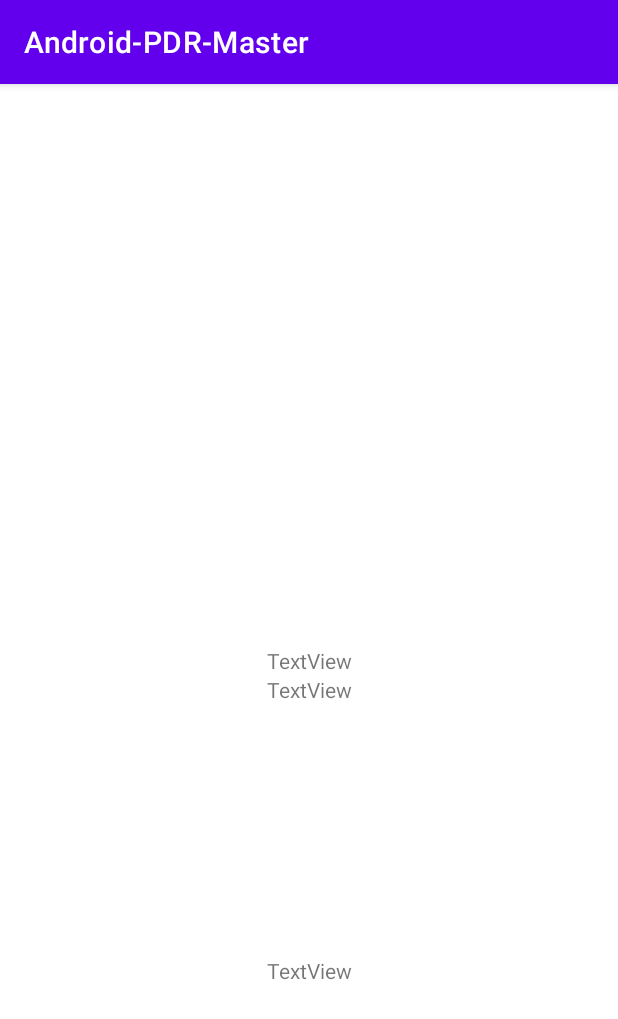
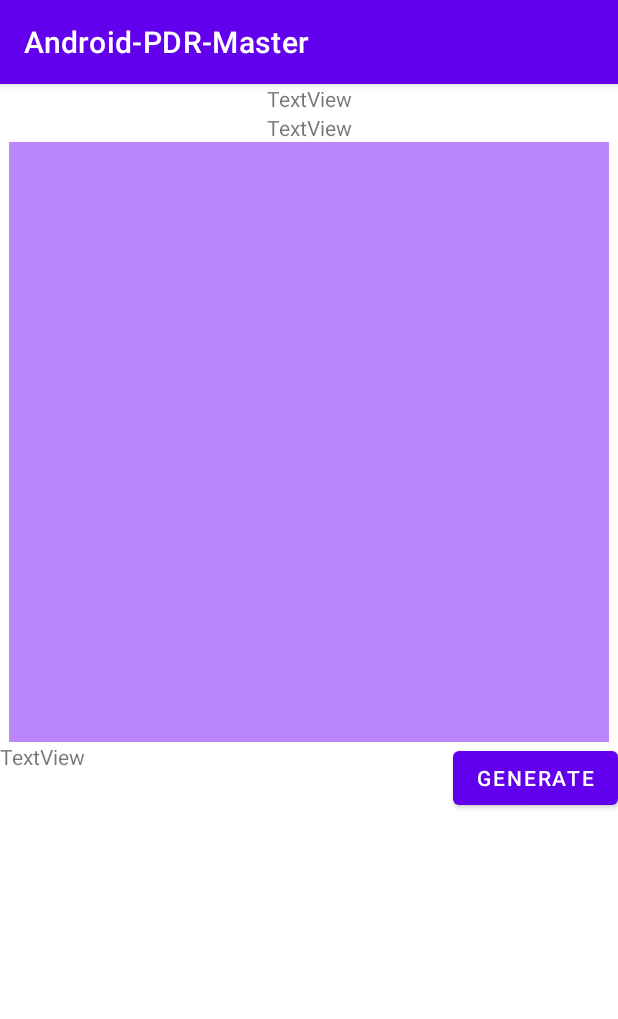
Before and after one commit to TweeSunyuqing/TraMap, an Android app: the screen it shows after launch (MainActivity), on a phone screen of 412 x 824 dp. Shown: the top 1019 px of the screen. Run offline under Robolectric (Android 15) with nearby library versions, the phone set to English and light mode, and no system bars.

Commit message:
Add Trajectory Drawing

```diff
--- a/AndroidSLAMMaster/app/src/main/java/com/example/android_pdr_master/MainActivity.java
+++ b/AndroidSLAMMaster/app/src/main/java/com/example/android_pdr_master/MainActivity.java
@@ -7,9 +7,16 @@ import android.hardware.SensorEventListener;
 import android.hardware.SensorManager;
 import android.os.Bundle;
 import android.util.Log;
+import android.view.View;
+import android.widget.Button;
+import android.widget.LinearLayout;
 import android.widget.TextView;
 
 import androidx.appcompat.app.AppCompatActivity;
+
+import java.util.ArrayList;
+import java.util.Iterator;
+import java.util.List;
 
 public class MainActivity extends AppCompatActivity {
 
@@ -17,6 +24,8 @@ public class MainActivity extends AppCompatActivity {
     private TextView mTxtValue1;
     private TextView mTxtValue2;
     private TextView mTxtValue3;
+    private Button mGenerateButton;
+    private LinearLayout mLayout;
 
     StepDetectionHandler sdh;
     StepPositioningHandler sph;
@@ -24,18 +33,26 @@ public class MainActivity extends AppCompatActivity {
 
     boolean isWalking = false;
 
-
     LocationHandler lKloc;
     int stepCounter = 0;
+
+    private List<Position> PositionSet;
+    final private int LayoutWidth = 400;
+    final private int LayoutHeight = 400;
 
     @Override
     protected void onCreate(Bundle savedInstanceState) {
         super.onCreate(savedInstanceState);
         setContentView(R.layout.activity_main);
 
-        mTxtValue1 = (TextView) findViewById(R.id.txt_value1);
-        mTxtValue2 = (TextView) findViewById(R.id.txt_value2);
-        mTxtValue3 = (TextView) findViewById(R.id.txt_value3);
+        PositionSet = new ArrayList<>();
+
+        mTxtValue1 = findViewById(R.id.txt_value1);
+        mTxtValue2 = findViewById(R.id.txt_value2);
+        mTxtValue3 = findViewById(R.id.txt_value3);
+        mGenerateButton = findViewById(R.id.generateButton);
+        mLayout = findViewById(R.id.root);
+
         lKloc = new LocationHandler(0.0, 0.0);
         SensorManager sm = (SensorManager) getSystemService(Context.SENSOR_SERVICE);
         sdh = new StepDetectionHandler(sm);
@@ -44,6 +61,13 @@ public class MainActivity extends AppCompatActivity {
         sph = new StepPositioningHandler();
         sph.setmCurrentLocation(lKloc);
         isWalking = true;
+
+        mGenerateButton.setOnClickListener(new View.OnClickListener() {
+            @Override
+            public void onClick(View v) {
+                init();
+            }
+        });
     }
 
     @Override
@@ -70,10 +94,27 @@ public class MainActivity extends AppCompatActivity {
                 mTxtValue1.setText("最新位置：" + String.valueOf(newloc.getxAxis())+","+String.valueOf(newloc.getyAxis()));
                 mTxtValue2.setText(String.valueOf(360-dah.orientationVals[0]-90));
                 mTxtValue3.setText("走过的步数：" + String.valueOf(stepCounter));
+
+                PositionSet.add(CoordianteTrans(new Position(newloc.getxAxis().floatValue()*10,newloc.getyAxis().floatValue()*10)));
             }
         }
     };
 
+    //坐标转换
+    private Position CoordianteTrans(Position position){
+        Position newPosition = new Position(position.getX()+LayoutWidth/2,position.getY()+LayoutHeight/2);
+        System.out.println("newPosition"+newPosition.getX()+" "+ newPosition.getY());
+        return newPosition;
+    }
 
+    //绘图
+    private void init(){
+        final DrawView view=new DrawView(this,PositionSet);
+        view.setMinimumHeight(500);
+        view.setMinimumWidth(300);
+        //通知view组件重绘
+        view.invalidate();
+        mLayout.addView(view);
+    }
 
 }
--- a/AndroidSLAMMaster/app/src/main/res/layout/activity_main.xml
+++ b/AndroidSLAMMaster/app/src/main/res/layout/activity_main.xml
@@ -11,7 +11,6 @@
         android:layout_width="wrap_content"
         android:layout_height="wrap_content"
         android:text="TextView"
-        app:layout_constraintBottom_toBottomOf="parent"
         app:layout_constraintEnd_toEndOf="parent"
         app:layout_constraintStart_toStartOf="parent"
         app:layout_constraintTop_toTopOf="parent" />
@@ -31,7 +30,29 @@
         android:layout_height="wrap_content"
         android:text="TextView"
         app:layout_constraintBottom_toBottomOf="parent"
+        app:layout_constraintEnd_toStartOf="@+id/generateButton"
+        app:layout_constraintHorizontal_bias="0"
+        app:layout_constraintStart_toStartOf="parent"
+        app:layout_constraintTop_toBottomOf="@+id/root"
+        app:layout_constraintVertical_bias="0" />
+
+    <LinearLayout
+        android:id="@+id/root"
+        android:layout_width="400dp"
+        android:layout_height="400dp"
+        android:background="@color/purple_200"
+        android:orientation="vertical"
         app:layout_constraintEnd_toEndOf="parent"
         app:layout_constraintStart_toStartOf="parent"
-        app:layout_constraintTop_toBottomOf="@+id/txt_value2" />
+        app:layout_constraintTop_toBottomOf="@+id/txt_value2"></LinearLayout>
+
+    <Button
+        android:id="@+id/generateButton"
+        android:layout_width="wrap_content"
+        android:layout_height="wrap_content"
+        android:text="Generate"
+        app:layout_constraintBottom_toBottomOf="parent"
+        app:layout_constraintEnd_toEndOf="parent"
+        app:layout_constraintTop_toBottomOf="@+id/root"
+        app:layout_constraintVertical_bias="0" />
 </androidx.constraintlayout.widget.ConstraintLayout>
```
Also changed, not shown: AndroidSLAMMaster/app/src/main/java/com/example/android_pdr_master/DrawView.java (added, +32 -0 lines), AndroidSLAMMaster/app/src/main/java/com/example/android_pdr_master/Position.java (added, +19 -0 lines).
